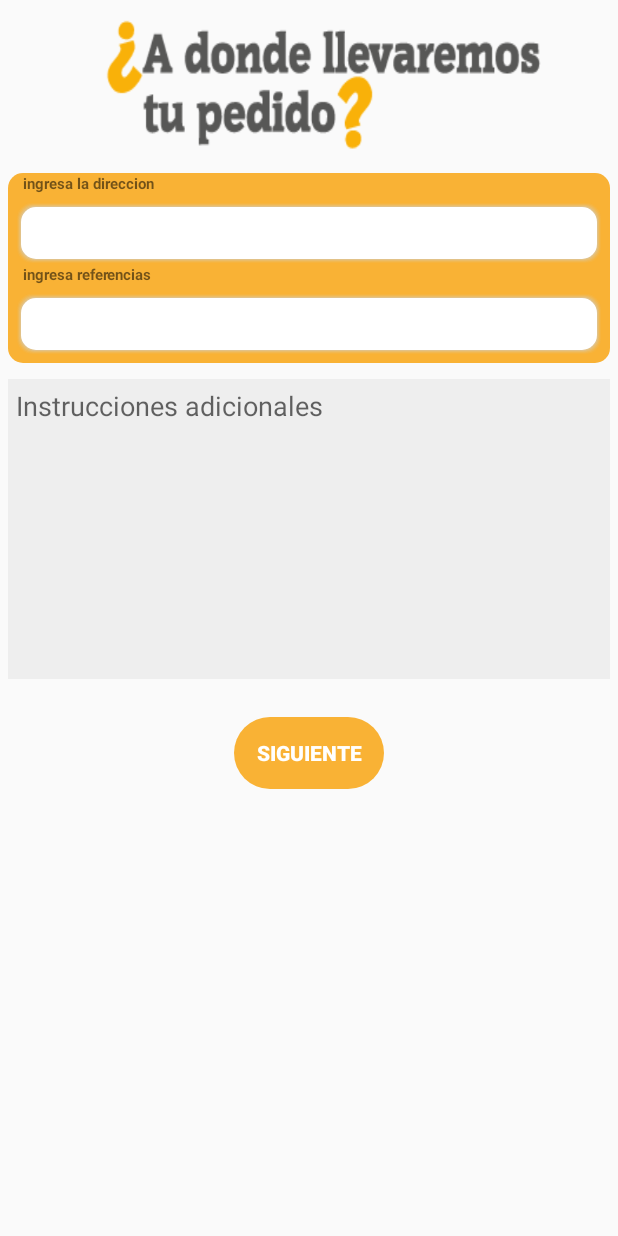
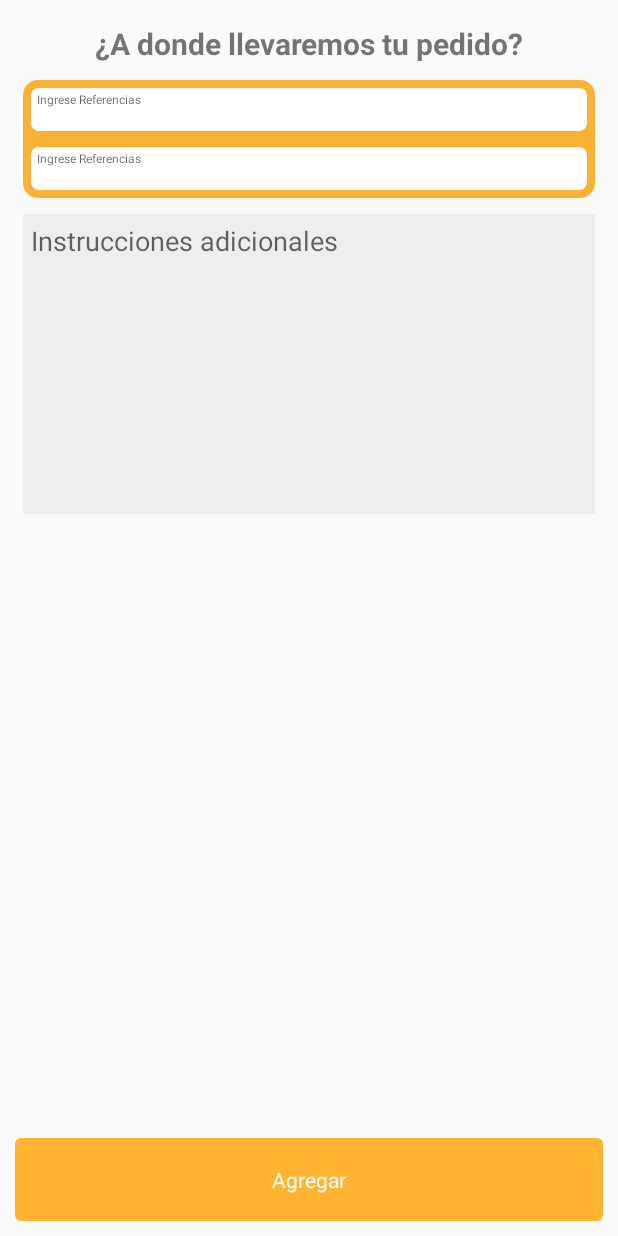
Before and after one commit to Dianagarcia33/FoodiesCustomer, an Android app: the fragment FragmentMquevacomprar placed in its activity, on a phone screen of 412 x 824 dp. Run offline under Robolectric (Android 15) with nearby library versions, the phone set to English and light mode, and no system bars.

Commit message:
commit 6:16 04/02/2021

```diff
--- a/app/src/main/java/com/foodies/customer/ActivitiesAndFragments/FragmentAdondeloLlevamos.java
+++ b/app/src/main/java/com/foodies/customer/ActivitiesAndFragments/FragmentAdondeloLlevamos.java
@@ -9,6 +9,7 @@ import android.view.LayoutInflater;
 import android.view.View;
 import android.view.ViewGroup;
 import android.widget.Button;
+import android.widget.RelativeLayout;
 
 import com.foodies.customer.R;
 
@@ -27,7 +28,7 @@ public class FragmentAdondeloLlevamos extends Fragment {
     // TODO: Rename and change types of parameters
     private String mParam1;
     private String mParam2;
-    Button buttonSiguiente;
+    private RelativeLayout buttonSiguiente;
     Fragment fragmentInicioPrincipal,fragmentAdondeloLlevamos,fragmentQvacomprar;
     FragmentTransaction fragmentTransaction;
 
--- a/app/src/main/java/com/foodies/customer/ActivitiesAndFragments/FragmentMquevacomprar.java
+++ b/app/src/main/java/com/foodies/customer/ActivitiesAndFragments/FragmentMquevacomprar.java
@@ -9,6 +9,7 @@ import android.view.LayoutInflater;
 import android.view.View;
 import android.view.ViewGroup;
 import android.widget.Button;
+import android.widget.RelativeLayout;
 
 import com.foodies.customer.R;
 
@@ -27,7 +28,7 @@ public class FragmentMquevacomprar extends Fragment {
     // TODO: Rename and change types of parameters
     private String mParam1;
     private String mParam2;
-    Button buttonQueVacomprar;
+    private RelativeLayout buttonQueVacomprar;
 
     Fragment fragmentInicioPrincipal,fragmentAdondeloLlevamos,fragmentQvacomprar,fragmentCart;
     FragmentTransaction fragmentTransaction;
--- a/app/src/main/res/layout/fragment_fragmen_adondelo_llevamos.xml
+++ b/app/src/main/res/layout/fragment_fragmen_adondelo_llevamos.xml
@@ -86,11 +86,7 @@
                     android:text="+"/>
 
             </LinearLayout>
-
-
-
-
-        </LinearLayout>
+    </LinearLayout>
 
     </ScrollView>
 
@@ -98,7 +94,7 @@
         android:layout_width="match_parent"
         android:layout_height="55dp"
         android:background="@drawable/round_shape_btn_login"
-        android:id="@+id/btnPaquetes"
+        android:id="@+id/btnAdondeLollevamos"
         android:layout_margin="10dp"
         android:layout_marginBottom="0dp"
         android:layout_alignParentBottom="true">
@@ -106,7 +102,7 @@
         <TextView
             android:layout_width="wrap_content"
             android:layout_height="wrap_content"
-            android:text="@string/add_to_cart"
+            android:text="Siguiente"
             android:layout_centerInParent="true"
             android:textColor="@color/colorWhite"
             android:id="@+id/cart_btn_text"
--- a/app/src/main/res/layout/fragment_mquevaacomprar.xml
+++ b/app/src/main/res/layout/fragment_mquevaacomprar.xml
@@ -1,21 +1,32 @@
 <?xml version="1.0" encoding="utf-8"?>
-<FrameLayout xmlns:android="http://schemas.android.com/apk/res/android"
+<RelativeLayout xmlns:android="http://schemas.android.com/apk/res/android"
     xmlns:tools="http://schemas.android.com/tools"
     android:layout_width="match_parent"
     android:layout_height="match_parent"
     android:orientation="vertical"
     tools:context=".ActivitiesAndFragments.FragmentMquevacomprar">
 
+    <ScrollView
+        android:layout_width="match_parent"
+        android:layout_height="wrap_content">
+
         <LinearLayout
             android:layout_width="match_parent"
             android:orientation="vertical"
+            android:layout_margin="10dp"
             android:layout_height="wrap_content">
-
 
             <TextView
                 android:layout_width="match_parent"
+                android:layout_margin="5dp"
                 android:layout_height="wrap_content"
-        android:background="@drawable/adondelollevamos"/>
+                android:text="¿A donde llevaremos tu pedido?"
+                android:layout_gravity="center"
+                android:gravity="center"
+                android:textStyle="bold"
+                android:textSize="20dp"/>
+
+
 
             <LinearLayout
                 android:layout_width="match_parent"
@@ -24,41 +35,25 @@
                 android:background="@drawable/backinputs"
                 android:orientation="vertical">
 
-        <TextView
-            android:layout_width="wrap_content"
-            android:layout_height="wrap_content"
-            android:textSize="10dp"
-            android:textStyle="bold"
-            android:layout_marginLeft="10dp"
-            android:text="ingresa la direccion"/>
+
 
                 <EditText
                     android:layout_width="match_parent"
                     android:layout_height="wrap_content"
-            android:textSize="25dp"
-            android:layout_marginTop="5dp"
-            android:layout_marginRight="5dp"
-            android:layout_marginLeft="5dp"
-            android:background="@drawable/backinputs2" />
-
-        <TextView
-            android:layout_width="wrap_content"
-            android:layout_height="wrap_content"
-            android:textSize="10dp"
-            android:textStyle="bold"
-            android:layout_marginLeft="10dp"
-            android:text="ingresa referencias"/>
+                    android:hint="@string/edittext_hintRef"
+                    android:gravity="top"
+                    android:layout_margin="5dp"
+                    android:padding="2dp"
+                    android:background="@drawable/backinputs3" />
 
                 <EditText
                     android:layout_width="match_parent"
                     android:layout_height="wrap_content"
-            android:textSize="25dp"
-            android:layout_marginTop="5dp"
-            android:layout_marginRight="5dp"
-            android:layout_marginLeft="5dp"
-            android:layout_marginBottom="5dp"
-            android:background="@drawable/backinputs2" />
-
+                    android:hint="@string/edittext_hintRef"
+                    android:gravity="top"
+                    android:layout_margin="5dp"
+                    android:padding="2dp"
+                    android:background="@drawable/backinputs3" />
 
             </LinearLayout>
 
@@ -73,18 +68,45 @@
                 android:layout_height="200dp"/>
 
 
-        <Button
-            android:id="@+id/btnQueVacomprar"
-            android:paddingLeft="10dp"
-            android:paddingRight="10dp"
-            android:layout_marginTop="20dp"
-            android:layout_width="100dp"
-            android:layout_height="wrap_content"
-            android:layout_gravity="center"
-            android:background="@drawable/frmbutton"
-            android:text="Siguiente"
-            android:textColor="#ffffff"
-            android:textStyle="bold" />
+
+
+
 
         </LinearLayout>
-</FrameLayout>
+
+    </ScrollView>
+
+    <RelativeLayout
+        android:layout_width="match_parent"
+        android:layout_height="55dp"
+        android:background="@drawable/round_shape_btn_login"
+        android:id="@+id/btnQueVacomprar"
+        android:layout_margin="10dp"
+        android:layout_marginBottom="0dp"
+        android:layout_alignParentBottom="true">
+
+        <TextView
+            android:layout_width="wrap_content"
+            android:layout_height="wrap_content"
+            android:text="@string/add_to_cart"
+            android:layout_centerInParent="true"
+            android:textColor="@color/colorWhite"
+            android:id="@+id/cart_btn_text"
+            />
+
+        <TextView
+            android:layout_width="wrap_content"
+            android:layout_height="wrap_content"
+            android:text=""
+            android:layout_centerVertical="true"
+            android:layout_alignParentEnd="true"
+            android:layout_marginEnd="15dp"
+            android:id="@+id/grand_total_price_tv"
+            android:textColor="@color/colorWhite"
+            />
+
+    </RelativeLayout>
+
+
+
+</RelativeLayout>
```
Lines whose indentation alone changed are shown as unchanged.
